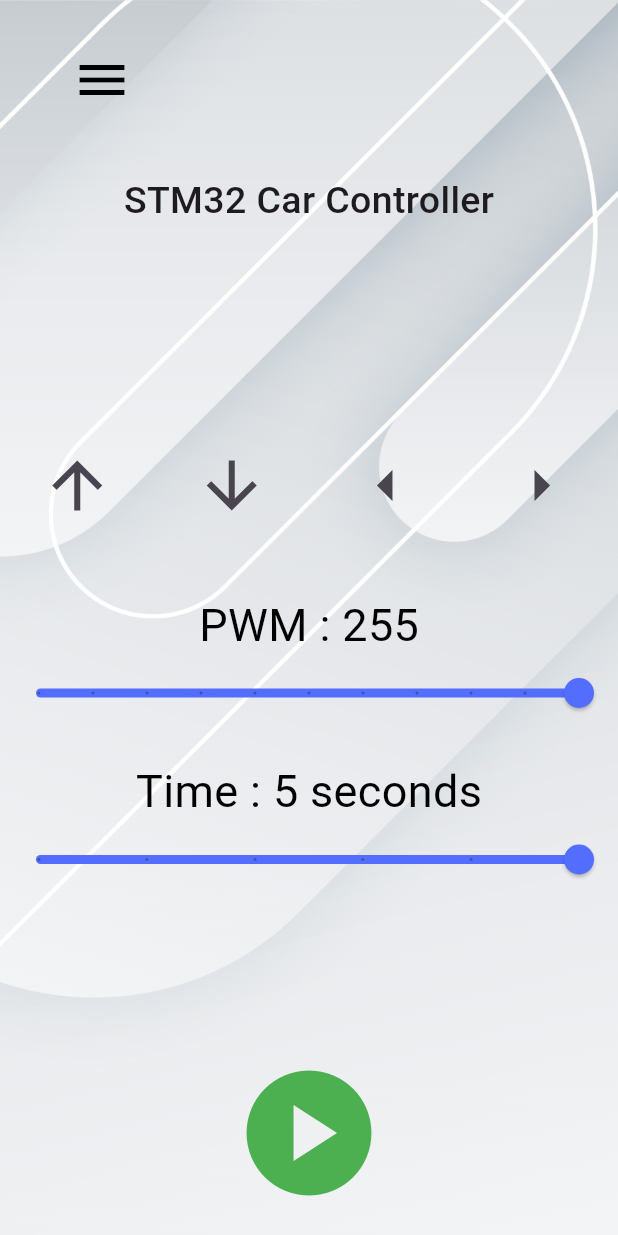
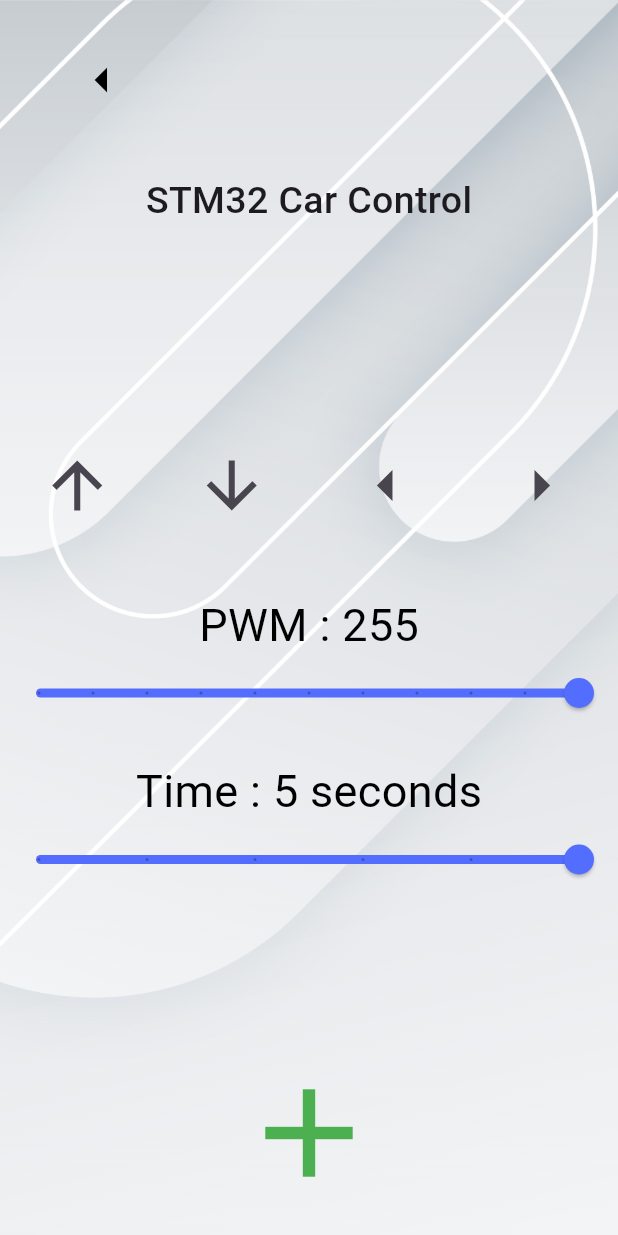
Before and after one commit to pqtriick/POL_it, a Flutter app: the AddNodeScreen widget shown alone on an empty page, opened directly, on a phone screen of 412 x 824 dp. Run offline on Flutter 3.47's test engine with Material 3 defaults, Android fonts, the phone set to English and light mode, and no system bars; our stand-ins replace shared_preferences; accounts and stored records are empty.

Commit message:
Added basic groundwork for adding the route builder

```diff
--- a/app/lib/screens/route_builder/add_node_screen.dart
+++ /dev/null
@@ -1,150 +0,0 @@
-
-import 'package:car/screens/main_screen.dart';
-import 'package:flutter/material.dart';
-
-import '../../network/endpoint.dart';
-
-class AddNodeScreen extends StatefulWidget {
-  const AddNodeScreen({super.key});
-
-  @override
-  State<AddNodeScreen> createState() => _AddNodeScreenState();
-}
-
-class _AddNodeScreenState extends State<AddNodeScreen> {
-
-  double _sliderSpeedValue = Endpoint.maxSpeed.toDouble();
-  double _sliderTimeValue = 5.toDouble();
-
-  @override
-  Widget build(BuildContext context) {
-    return Container(
-      decoration: const BoxDecoration(
-        image: DecorationImage(
-          image: AssetImage('assets/background.jpg'),
-          fit: BoxFit.cover,
-        ),
-      ),
-      child: SafeArea(
-        child: Column(
-          children: [
-            Padding(
-              padding: const EdgeInsets.symmetric(
-                horizontal: 40.0,
-                vertical: 25,
-              ),
-              child: Row(
-                mainAxisAlignment: MainAxisAlignment.spaceBetween,
-                children: [
-                  IconButton(
-                    icon: const Icon(Icons.menu),
-                    iconSize: 40,
-                    color: Colors.black,
-                    onPressed: () {
-                      MainScreen.globalKey.currentState?.openDrawer();
-                    },
-                  )
-                ],
-              ),
-            ),
-            const SizedBox(height: 10),
-            const Padding(
-              padding: EdgeInsets.symmetric(
-                horizontal: 40.0,
-                vertical: 0,
-              ),
-              child: Column(
-                children: [
-                  Text('STM32 Car Controller',
-                    style: (TextStyle(
-                        fontSize: 25, fontWeight: FontWeight.w500)),
-                  ),
-                ],
-              ),
-            ),
-            const SizedBox(height: 120),
-            GridView.count(
-              crossAxisCount: 4,
-              shrinkWrap: true,
-              children: [
-                GestureDetector(
-                  child: IconButton(
-                    icon: const Icon(Icons.arrow_upward),
-                    iconSize: 50, onPressed: () {
-                    //Add to List
-                  },
-                  ),
-                ),
-                GestureDetector(
-                  child: IconButton(
-                    icon: const Icon(Icons.arrow_downward),
-                    iconSize: 50, onPressed: () {
-                    //Add to List
-                  },
-                  ),
-                ),
-                GestureDetector(
-                  child: IconButton(
-                    icon: const Icon(Icons.arrow_left),
-                    iconSize: 50, onPressed: () {
-                    //Add to List
-                  },
-                  ),
-                ),
-                GestureDetector(
-                  child: IconButton(
-                    icon: const Icon(Icons.arrow_right),
-                    iconSize: 50, onPressed: () {
-                    //Add to List
-                  },
-                  ),
-                ),
-              ],
-            ),
-            const SizedBox(height: 20),
-            Text('PWM : ${_sliderSpeedValue.round()}',
-              style: (const TextStyle(color: Colors.black, fontSize: 30)),
-            ),
-            Slider(
-                value: _sliderSpeedValue,
-                divisions: 10,
-                // If we use more we spam the server with requests
-                min: Endpoint.driveMinSpeed.toDouble(),
-                max: Endpoint.maxSpeed.toDouble(),
-                activeColor: Colors.indigoAccent,
-                inactiveColor: Colors.indigo,
-                onChanged: (double value) {
-                  _sliderSpeedValue = value;
-                  //First set speed then click the button. Speed will saved in button click
-                }
-            ),
-            const SizedBox(height: 20,),
-            Text('Time : ${_sliderTimeValue.round()} seconds',
-              style: (const TextStyle(color: Colors.black, fontSize: 30)),
-            ),
-            Slider(
-                value: _sliderTimeValue,
-                divisions: 5,
-                // If we use more we spam the server with requests
-                min: 1,
-                max: 5,
-                activeColor: Colors.indigoAccent,
-                inactiveColor: Colors.indigo,
-                onChanged: (double value) {
-                  _sliderTimeValue = value;
-                }
-            ),
-            const SizedBox(height: 100,),
-            IconButton(
-              color: Colors.green,
-              icon: const Icon(Icons.play_circle),
-              iconSize: 100, onPressed: () {
-              //run action list
-            },
-            ),
-          ],
-        ),
-      ),
-    );
-  }
-}
--- /dev/null
+++ b/app/lib/screens/routes/add_node_screen.dart
@@ -0,0 +1,105 @@
+import 'package:car/widget/default/custom_app_bar.dart';
+import 'package:car/widget/default/screen_container.dart';
+import 'package:flutter/material.dart';
+
+import '../../network/endpoint.dart';
+
+class AddNodeScreen extends StatefulWidget {
+  const AddNodeScreen({super.key});
+
+  @override
+  State<AddNodeScreen> createState() => _AddNodeScreenState();
+}
+
+class _AddNodeScreenState extends State<AddNodeScreen> {
+
+  double _sliderSpeedValue = Endpoint.maxSpeed.toDouble();
+  double _sliderTimeValue = 5.toDouble();
+
+  @override
+  Widget build(BuildContext context) {
+    return DefaultScreenContainer([
+      const CustomAppBar("STM32 Car Control", true),
+      const SizedBox(height: 120),
+      GridView.count(
+        crossAxisCount: 4,
+        shrinkWrap: true,
+        children: [
+          GestureDetector(
+            child: IconButton(
+              icon: const Icon(Icons.arrow_upward),
+              iconSize: 50, onPressed: () {
+              //Add to List
+            },
+            ),
+          ),
+          GestureDetector(
+            child: IconButton(
+              icon: const Icon(Icons.arrow_downward),
+              iconSize: 50, onPressed: () {
+              //Add to List
+            },
+            ),
+          ),
+          GestureDetector(
+            child: IconButton(
+              icon: const Icon(Icons.arrow_left),
+              iconSize: 50, onPressed: () {
+              //Add to List
+            },
+            ),
+          ),
+          GestureDetector(
+            child: IconButton(
+              icon: const Icon(Icons.arrow_right),
+              iconSize: 50, onPressed: () {
+              //Add to List
+            },
+            ),
+          ),
+        ],
+      ),
+      const SizedBox(height: 20),
+      Text('PWM : ${_sliderSpeedValue.round()}',
+        style: (const TextStyle(color: Colors.black, fontSize: 30)),
+      ),
+      Slider(
+          value: _sliderSpeedValue,
+          divisions: 10,
+          // If we use more we spam the server with requests
+          min: Endpoint.driveMinSpeed.toDouble(),
+          max: Endpoint.maxSpeed.toDouble(),
+          activeColor: Colors.indigoAccent,
+          inactiveColor: Colors.indigo,
+          onChanged: (double value) {
+            _sliderSpeedValue = value;
+            //First set speed then click the button. Speed will saved in button click
+          }
+      ),
+      const SizedBox(height: 20,),
+      Text('Time : ${_sliderTimeValue.round()} seconds',
+        style: (const TextStyle(color: Colors.black, fontSize: 30)),
+      ),
+      Slider(
+          value: _sliderTimeValue,
+          divisions: 5,
+          // If we use more we spam the server with requests
+          min: 1,
+          max: 5,
+          activeColor: Colors.indigoAccent,
+          inactiveColor: Colors.indigo,
+          onChanged: (double value) {
+            _sliderTimeValue = value;
+          }
+      ),
+      const SizedBox(height: 100,),
+      IconButton(
+        color: Colors.green,
+        icon: const Icon(Icons.add),
+        iconSize: 100, onPressed: () {
+        //run action list
+      },
+      ),
+    ]);
+  }
+}
--- /dev/null
+++ b/app/lib/widget/default/custom_app_bar.dart
@@ -0,0 +1,59 @@
+import 'package:car/screens/main_screen.dart';
+import 'package:flutter/material.dart';
+
+class CustomAppBar extends StatelessWidget {
+
+  final String title;
+  final bool subMenu;
+  final Widget? leading;
+
+  const CustomAppBar(this.title, this.subMenu, {super.key, this.leading});
+
+  @override
+  Widget build(BuildContext context) {
+    return Column(
+      children: [
+        Padding(
+          padding: const EdgeInsets.symmetric(
+            horizontal: 40.0,
+            vertical: 25,
+          ),
+          child: Row(
+            mainAxisAlignment: MainAxisAlignment.spaceBetween,
+            children: [
+              IconButton(
+                icon: Icon(subMenu ? Icons.arrow_left : Icons.menu),
+                iconSize: 40,
+                color: Colors.black,
+                onPressed: () {
+                  if(subMenu) {
+                    Navigator.pop(context);
+                  } else {
+                    MainScreen.globalKey.currentState?.openDrawer();
+                  }
+                },
+              ),
+              if(leading != null) leading!
+            ],
+          ),
+        ),
+        const SizedBox(height: 10),
+        Padding(
+          padding: const EdgeInsets.symmetric(
+            horizontal: 40.0,
+            vertical: 0,
+          ),
+          child: Column(
+            children: [
+              Text(title,
+                style: (const TextStyle(
+                    fontSize: 25, fontWeight: FontWeight.w500)),
+              ),
+            ],
+          ),
+        ),
+      ],
+    );
+  }
+
+}
--- /dev/null
+++ b/app/lib/widget/default/screen_container.dart
@@ -0,0 +1,28 @@
+import 'package:flutter/material.dart';
+
+class DefaultScreenContainer extends StatelessWidget {
+
+  final List<Widget> children;
+
+  const DefaultScreenContainer(this.children, {super.key});
+
+  @override
+  Widget build(BuildContext context) {
+    return Scaffold(
+      body: Container(
+          decoration: const BoxDecoration(
+            image: DecorationImage(
+              image: AssetImage('assets/background.jpg'),
+              fit: BoxFit.cover,
+            ),
+          ),
+          child: SafeArea( // SafeArea makes the icon not in the mobile app bar
+              child: Column(
+                  children: children
+              )
+          )
+      ),
+    );
+  }
+
+}
```
Also changed, not shown: app/lib/route/car_route.dart (added, +13 -0 lines), app/lib/route/car_route_node.dart (added, +12 -0 lines), app/lib/screens/main_screen.dart (+4 -11 lines), app/lib/screens/manual_control_screen.dart (+8 -53 lines), app/lib/screens/route_builder/route_builder_screen.dart (deleted, +0 -18 lines), app/lib/screens/route_builder_screen.dart (added, +47 -0 lines), app/lib/screens/routes/add_route_screen.dart (added, +28 -0 lines), app/lib/screens/routes/edit_route_screen.dart (added, +43 -0 lines), app/lib/storage/app_storage.dart (+24 -1 lines), app/lib/widget/route/route_list_tile.dart (added, +40 -0 lines), app/lib/widget/route/route_node_list_tile.dart (added, +39 -0 lines), 1 other file.
